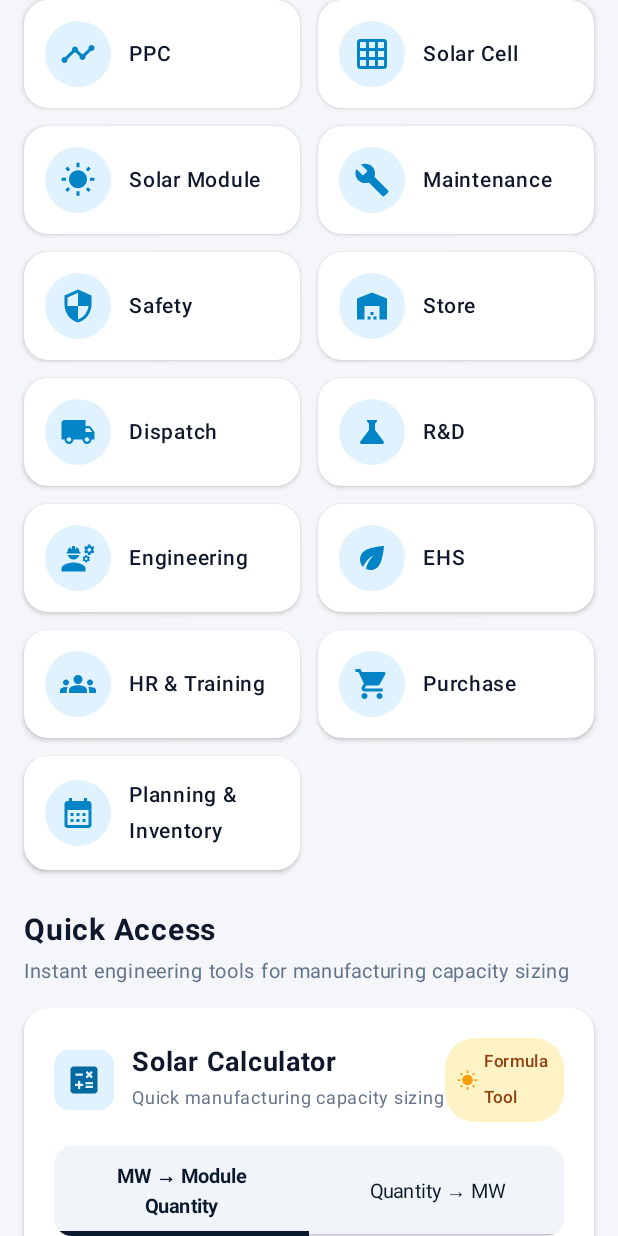
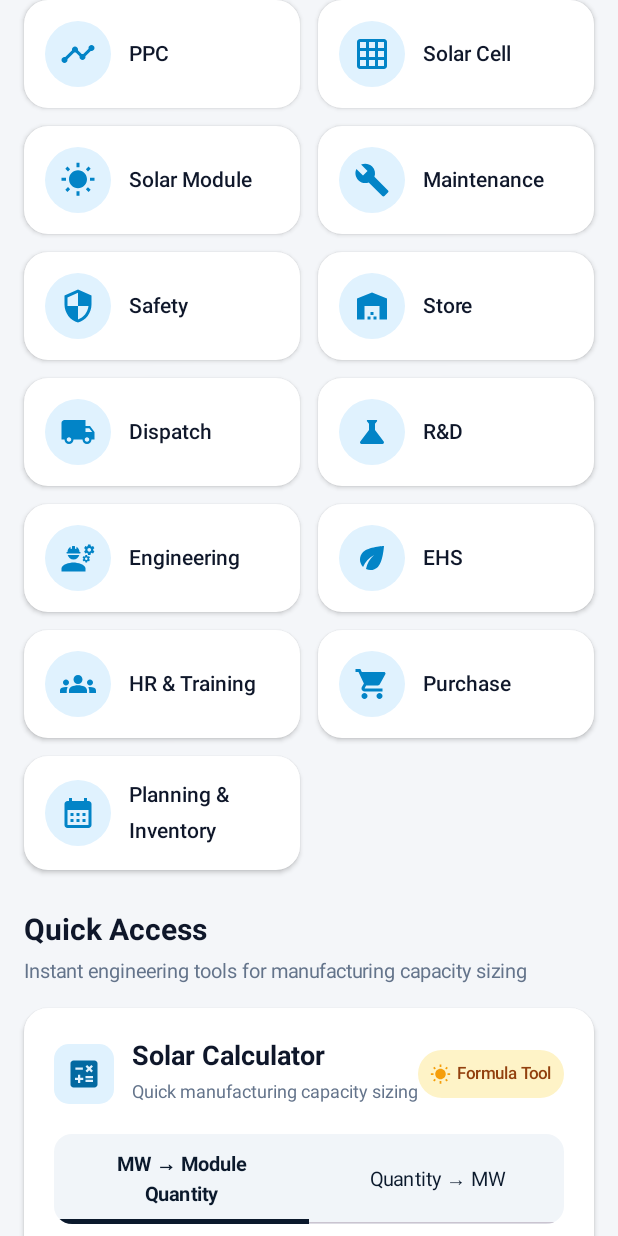
Before and after one commit to hirensuryavanshi/Solar-Hub, an Android app built with Jetpack Compose: the screen it shows after launch (MainActivity), scrolled down 576 dp, on a phone screen of 412 x 824 dp. Run offline under Robolectric (Android 15) with nearby library versions, the phone set to English and light mode, and no system bars; our stand-ins replace Room's generated code.

Commit message:
Add files via upload

```diff
--- a/app/src/main/java/com/example/ui/theme/Theme.kt
+++ b/app/src/main/java/com/example/ui/theme/Theme.kt
@@ -25,8 +25,8 @@ private val LightColorScheme = lightColorScheme(
   surface = SurfaceWhite,
   onSurface = TextPrimary,
   surfaceVariant = Color(0xFFF1F5F9),
-  onSurfaceVariant = TextSecondary,
-  outline = BorderLight
+  onSurfaceVariant = Color(0xFF334155),
+  outline = Color(0xFF64748B)
 )
 
 private val DarkColorScheme = darkColorScheme(
@@ -47,7 +47,7 @@ private val DarkColorScheme = darkColorScheme(
 
 @Composable
 fun SolarHubTheme(
-  darkTheme: Boolean = isSystemInDarkTheme(),
+  darkTheme: Boolean = false,
   content: @Composable () -> Unit
 ) {
   val colorScheme = if (darkTheme) DarkColorScheme else LightColorScheme
--- a/app/src/main/java/com/example/ui/theme/Type.kt
+++ b/app/src/main/java/com/example/ui/theme/Type.kt
@@ -15,7 +15,7 @@ val Typography =
         fontWeight = FontWeight.Normal,
         fontSize = 16.sp,
         lineHeight = 24.sp,
-        letterSpacing = 0.5.sp,
+        letterSpacing = 0.sp,
       )
     /* Other default text styles to override
     titleLarge = TextStyle(
```
